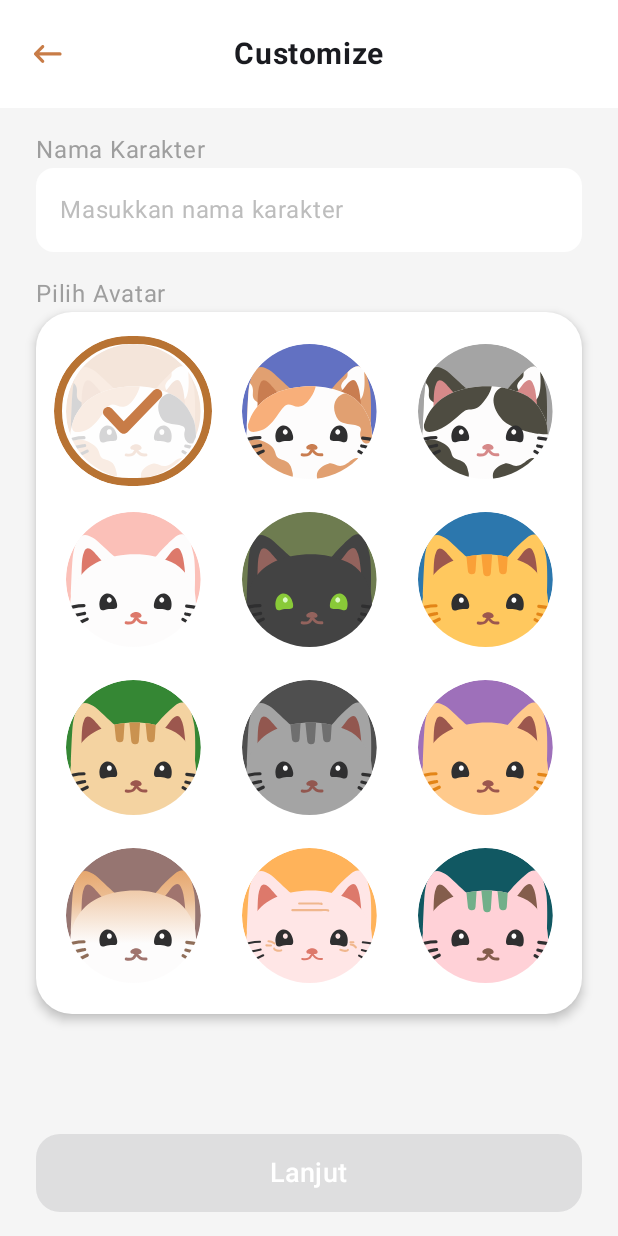
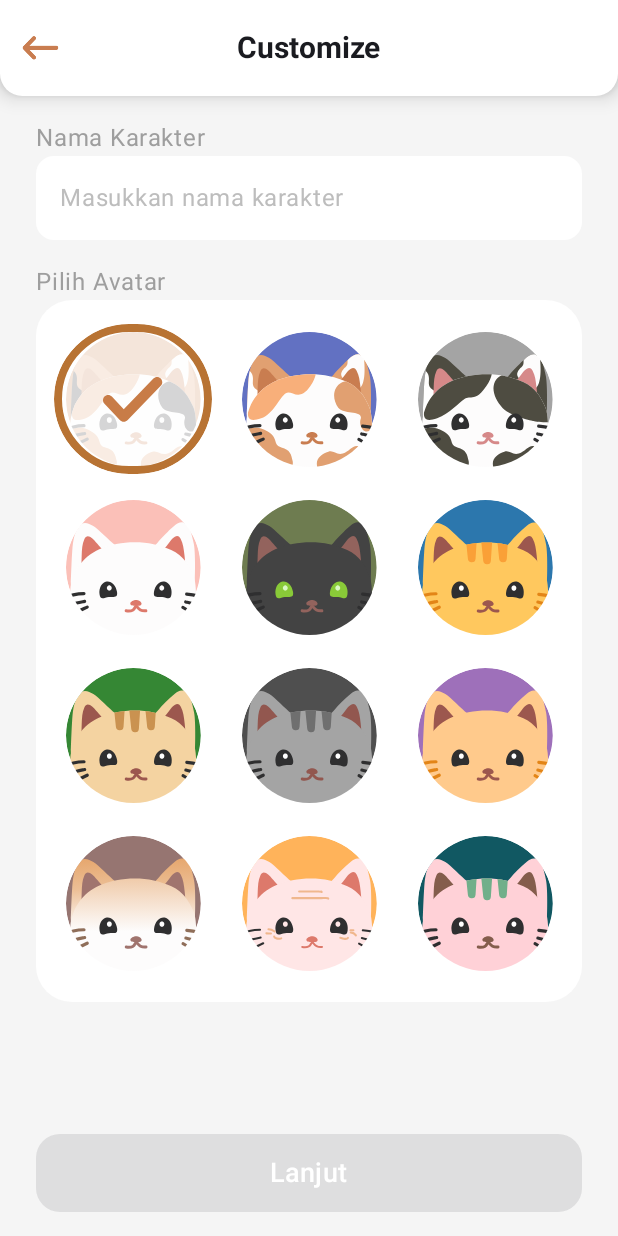
Before and after one commit to samuelalfito/HariKu, an Android app built with Jetpack Compose: the CustomizeCatScreen screen opened through its navigation route, after a tap on "Add New Cat", on a phone screen of 412 x 824 dp. Run offline under Robolectric (Android 15) with nearby library versions, the phone set to English and light mode, and no system bars; our stand-ins replace Firebase (no records; nobody signed in at launch, a user with empty details on screens opened directly).

Commit message:
fix(chatbot): fixing ui issue

```diff
--- /dev/null
+++ b/app/src/main/java/com/hariku/core/ui/components/CustomizeTopBar.kt
@@ -0,0 +1,59 @@
+package com.hariku.core.ui.components
+
+import androidx.compose.foundation.Image
+import androidx.compose.foundation.layout.fillMaxWidth
+import androidx.compose.foundation.layout.statusBarsPadding
+import androidx.compose.foundation.shape.RoundedCornerShape
+import androidx.compose.material3.Card
+import androidx.compose.material3.CardDefaults
+import androidx.compose.material3.CenterAlignedTopAppBar
+import androidx.compose.material3.ExperimentalMaterial3Api
+import androidx.compose.material3.IconButton
+import androidx.compose.material3.Text
+import androidx.compose.material3.TopAppBarDefaults
+import androidx.compose.runtime.Composable
+import androidx.compose.ui.Modifier
+import androidx.compose.ui.graphics.Color
+import androidx.compose.ui.res.painterResource
+import androidx.compose.ui.text.font.FontWeight
+import androidx.compose.ui.unit.dp
+import androidx.compose.ui.unit.sp
+import com.hariku.R
+
+@OptIn(ExperimentalMaterial3Api::class)
+@Composable
+fun CustomizeTopBar(
+    title: String = "Customize",
+    onBackClick: () -> Unit,
+    isActions: @Composable () -> Unit = { },
+) {
+    Card(
+        modifier = Modifier.fillMaxWidth(),
+        shape = RoundedCornerShape(bottomStart = 15.dp, bottomEnd = 15.dp),
+        elevation = CardDefaults.cardElevation(defaultElevation = 8.dp),
+        colors = CardDefaults.cardColors(containerColor = Color.White)
+    ) {
+        CenterAlignedTopAppBar(
+            title = {
+                Text(
+                    text = title,
+                    fontSize = 20.sp,
+                    fontWeight = FontWeight.Bold
+                )
+            },
+            navigationIcon = {
+                IconButton(onClick = onBackClick) {
+                    Image(
+                        painter = painterResource(id = R.drawable.ic_back_arrow),
+                        contentDescription = "Back"
+                    )
+                }
+            },
+            actions = { isActions() },
+            modifier = Modifier.statusBarsPadding(),
+            colors = TopAppBarDefaults.topAppBarColors(
+                containerColor = Color.Transparent
+            ),
+        )
+    }
+}
--- a/app/src/main/java/com/hariku/feature_chatbot/presentation/components/ChatDetailTopBar.kt
+++ b/app/src/main/java/com/hariku/feature_chatbot/presentation/components/ChatDetailTopBar.kt
@@ -3,12 +3,16 @@ package com.hariku.feature_chatbot.presentation.components
 import androidx.compose.foundation.Image
 import androidx.compose.foundation.layout.Row
 import androidx.compose.foundation.layout.Spacer
+import androidx.compose.foundation.layout.fillMaxWidth
 import androidx.compose.foundation.layout.padding
 import androidx.compose.foundation.layout.size
 import androidx.compose.foundation.layout.width
 import androidx.compose.foundation.shape.CircleShape
+import androidx.compose.foundation.shape.RoundedCornerShape
 import androidx.compose.material3.Button
 import androidx.compose.material3.ButtonDefaults
+import androidx.compose.material3.Card
+import androidx.compose.material3.CardDefaults
 import androidx.compose.material3.ExperimentalMaterial3Api
 import androidx.compose.material3.IconButton
 import androidx.compose.material3.MaterialTheme
@@ -31,11 +35,15 @@ import com.hariku.R
 @OptIn(ExperimentalMaterial3Api::class)
 @Composable
 fun ChatDetailTopBar(chatbotId: String, onBackClick: () -> Unit, onSosClick: () -> Unit) {
+    Card(
+        modifier = Modifier.fillMaxWidth(),
+        shape = RoundedCornerShape(bottomStart = 15.dp, bottomEnd = 15.dp),
+        elevation = CardDefaults.cardElevation(defaultElevation = 8.dp),
+        colors = CardDefaults.cardColors(containerColor = Color.White)
+    ) {
         TopAppBar(
             navigationIcon = {
-            IconButton(onClick = {
-                onBackClick()
-            }) {
+                IconButton(onClick = onBackClick) {
                     Image(
                         painter = painterResource(id = R.drawable.ic_back_arrow),
                         contentDescription = "Kembali"
@@ -63,7 +71,7 @@ fun ChatDetailTopBar(chatbotId: String, onBackClick: () -> Unit, onSosClick: ()
             },
             actions = {
                 Button(
-                onClick = { onSosClick() },
+                    onClick = onSosClick,
                     modifier = Modifier
                         .padding(8.dp),
                     colors = ButtonDefaults.buttonColors(
@@ -87,3 +95,4 @@ fun ChatDetailTopBar(chatbotId: String, onBackClick: () -> Unit, onSosClick: ()
             )
         )
     }
+}
--- a/app/src/main/java/com/hariku/feature_chatbot/presentation/components/CustomizeTopBar.kt
+++ /dev/null
@@ -1,54 +0,0 @@
-package com.hariku.feature_chatbot.presentation.components
-
-import androidx.compose.foundation.background
-import androidx.compose.foundation.layout.Box
-import androidx.compose.foundation.layout.fillMaxWidth
-import androidx.compose.foundation.layout.padding
-import androidx.compose.foundation.layout.statusBarsPadding
-import androidx.compose.material3.Icon
-import androidx.compose.material3.IconButton
-import androidx.compose.material3.Text
-import androidx.compose.runtime.Composable
-import androidx.compose.ui.Alignment
-import androidx.compose.ui.Modifier
-import androidx.compose.ui.graphics.Color
-import androidx.compose.ui.res.painterResource
-import androidx.compose.ui.text.font.FontWeight
-import androidx.compose.ui.unit.dp
-import androidx.compose.ui.unit.sp
-import com.hariku.R
-
-@Composable
-fun CustomizeTopBar(
-    title: String = "Customize",
-    onBackClick: () -> Unit,
-    modifier: Modifier = Modifier
-) {
-    Box(
-        modifier = modifier
-            .fillMaxWidth()
-            .background(Color.White)
-            .padding(vertical = 12.dp)
-            .statusBarsPadding()
-    ) {
-        IconButton(
-            onClick = onBackClick,
-            modifier = Modifier
-                .align(Alignment.CenterStart)
-                .padding(start = 8.dp)
-        ) {
-            Icon(
-                painter = painterResource(id = R.drawable.back_arrow),
-                contentDescription = "Back",
-                tint = Color(0xFFC87C47)
-            )
-        }
-
-        Text(
-            text = title,
-            fontSize = 20.sp,
-            fontWeight = FontWeight.Bold,
-            modifier = Modifier.align(Alignment.Center)
-        )
-    }
-}
--- a/app/src/main/java/com/hariku/feature_chatbot/presentation/customize/CustomizeCatScreen.kt
+++ b/app/src/main/java/com/hariku/feature_chatbot/presentation/customize/CustomizeCatScreen.kt
@@ -43,7 +43,7 @@ import androidx.navigation.NavController
 import androidx.navigation.compose.rememberNavController
 import com.hariku.R
 import com.hariku.core.ui.theme.HariKuTheme
-import com.hariku.feature_chatbot.presentation.components.CustomizeTopBar
+import com.hariku.core.ui.components.CustomizeTopBar
 import com.hariku.core.ui.components.Routes
 
 data class CatData(
@@ -125,9 +125,6 @@ fun CustomizeCatScreen(
                 shape = RoundedCornerShape(24.dp),
                 colors = CardDefaults.cardColors(
                     containerColor = Color.White
-                ),
-                elevation = CardDefaults.cardElevation(
-                    defaultElevation = 4.dp
                 )
             ) {
                 Column(
--- a/app/src/main/java/com/hariku/feature_chatbot/presentation/customize/CustomizeNewCatScreen.kt
+++ b/app/src/main/java/com/hariku/feature_chatbot/presentation/customize/CustomizeNewCatScreen.kt
@@ -48,7 +48,7 @@ import androidx.navigation.NavController
 import androidx.navigation.compose.rememberNavController
 import com.hariku.R
 import com.hariku.core.ui.theme.HariKuTheme
-import com.hariku.feature_chatbot.presentation.components.CustomizeTopBar
+import com.hariku.core.ui.components.CustomizeTopBar
 
 @OptIn(ExperimentalMaterial3Api::class)
 @Composable
@@ -137,7 +137,7 @@ fun CustomizeNewCatScreen(
                     containerColor = Color.White
                 ),
                 elevation = CardDefaults.cardElevation(
-                    defaultElevation = 4.dp
+                    defaultElevation = 0.dp
                 )
             ) {
                 LazyVerticalGrid(
--- a/app/src/main/java/com/hariku/feature_chatbot/presentation/customize/CustomizePersonalCatScreen.kt
+++ b/app/src/main/java/com/hariku/feature_chatbot/presentation/customize/CustomizePersonalCatScreen.kt
@@ -31,7 +31,7 @@ import androidx.compose.ui.unit.dp
 import androidx.compose.ui.unit.sp
 import androidx.navigation.NavController
 import androidx.navigation.compose.rememberNavController
-import com.hariku.feature_chatbot.presentation.components.CustomizeTopBar
+import com.hariku.core.ui.components.CustomizeTopBar
 import com.hariku.feature_chatbot.presentation.components.ThreePointSlider
 import com.hariku.feature_chatbot.presentation.components.FeedbackTypeOption
 import com.hariku.feature_chatbot.presentation.components.GoalCheckbox
@@ -124,8 +124,7 @@ fun LanguageStyleSection(
     Card(
         modifier = Modifier.fillMaxWidth(),
         colors = CardDefaults.cardColors(containerColor = Color.White),
-        shape = RoundedCornerShape(16.dp),
-        elevation = CardDefaults.cardElevation(defaultElevation = 0.dp)
+        shape = RoundedCornerShape(16.dp)
     ) {
         Column(
             modifier = Modifier
@@ -331,7 +330,7 @@ fun GoalSection(
 
 @Preview
 @Composable
-private fun CustomizePersonalCatScreen() {
+private fun CustomizePersonalCatScreenPreview() {
     HariKuTheme {
         CustomizePersonalCatScreen(
             rememberNavController()
```
Lines whose indentation alone changed are shown as unchanged.
